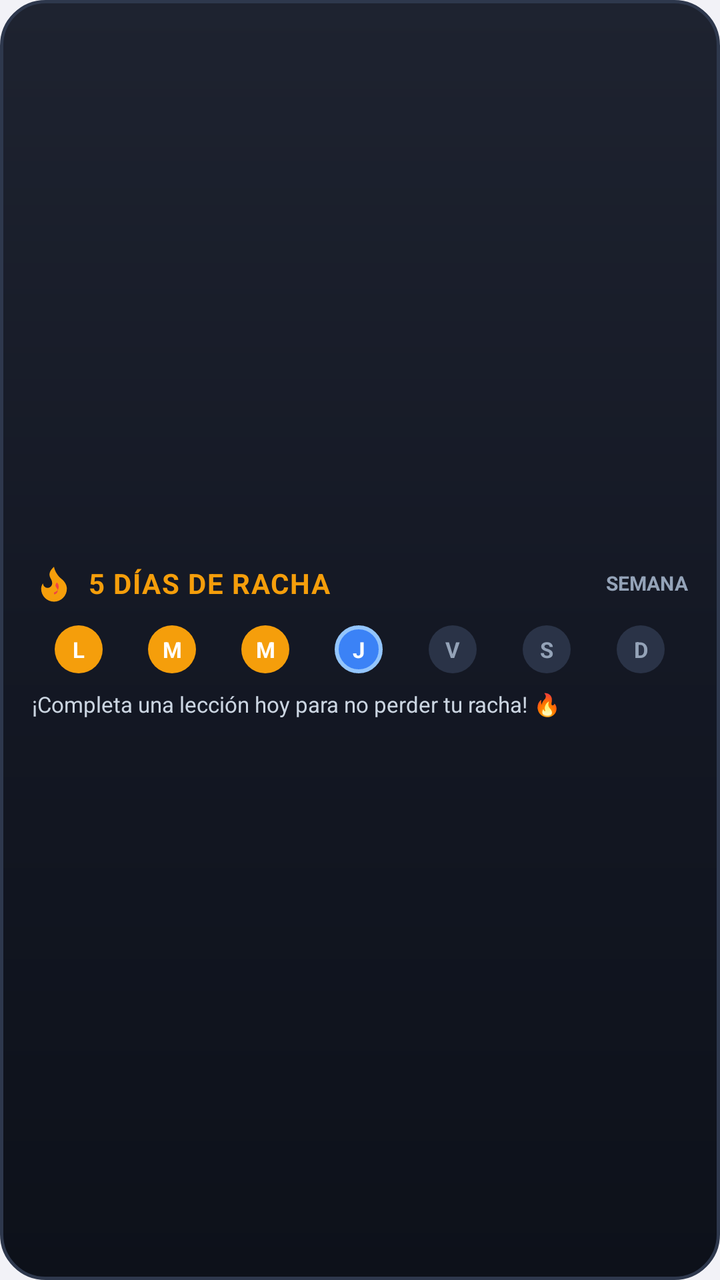
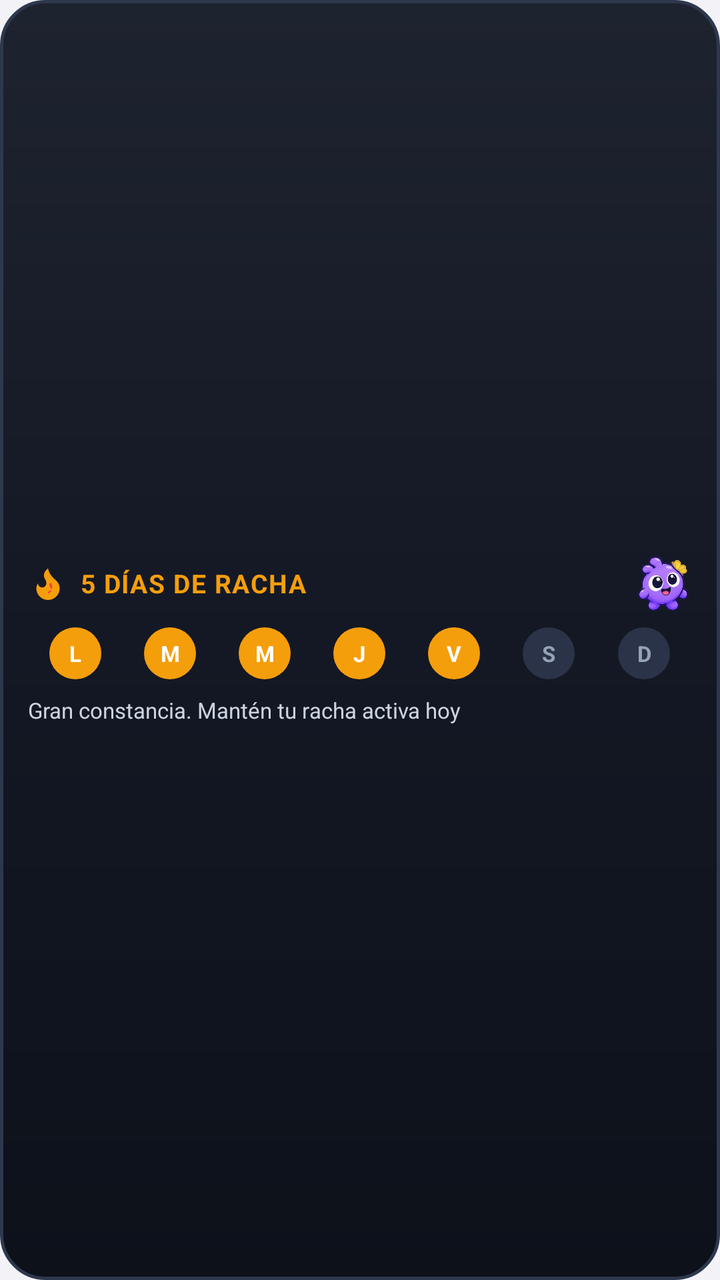

Screens rendered from an Android XML layout before and after an edit, with the pre-edit source and the edit as a unified diff.
<!-- AndroidManifest.xml: application theme AppTheme -->
<!-- res/layout/widget_weekly_streak.xml -->
<?xml version="1.0" encoding="utf-8"?>
<LinearLayout xmlns:android="http://schemas.android.com/apk/res/android"
    android:id="@+id/widget_weekly_root"
    android:layout_width="match_parent"
    android:layout_height="match_parent"
    android:orientation="vertical"
    android:background="@drawable/widget_background"
    android:padding="16dp"
    android:gravity="center_vertical">

    
    <LinearLayout
        android:layout_width="match_parent"
        android:layout_height="wrap_content"
        android:orientation="horizontal"
        android:gravity="center_vertical"
        android:layout_marginBottom="10dp">

        <ImageView
            android:layout_width="22dp"
            android:layout_height="22dp"
            android:src="@drawable/ic_flame_vector"
            android:contentDescription="Racha"
            android:layout_marginEnd="6dp" />

        <TextView
            android:id="@+id/widget_streak_days"
            android:layout_width="0dp"
            android:layout_height="wrap_content"
            android:layout_weight="1"
            android:text="5 DÍAS DE RACHA"
            android:textColor="#F59E0B"
            android:textSize="14sp"
            android:textStyle="bold"
            android:letterSpacing="0.04" />

        <TextView
            android:layout_width="wrap_content"
            android:layout_height="wrap_content"
            android:text="SEMANA"
            android:textColor="#94A3B8"
            android:textSize="10sp"
            android:textStyle="bold" />
    </LinearLayout>

    
    <LinearLayout
        android:layout_width="match_parent"
        android:layout_height="wrap_content"
        android:orientation="horizontal"
        android:gravity="center"
        android:layout_marginBottom="8dp">

        
        <LinearLayout
            android:layout_width="0dp"
            android:layout_height="wrap_content"
            android:layout_weight="1"
            android:gravity="center"
            android:orientation="vertical">
            <TextView
                android:id="@+id/day_indicator_1"
                android:layout_width="24dp"
                android:layout_height="24dp"
                android:background="@drawable/widget_day_active"
                android:gravity="center"
                android:text="L"
                android:textColor="#FFFFFF"
                android:textSize="11sp"
                android:textStyle="bold" />
        </LinearLayout>

        
        <LinearLayout
            android:layout_width="0dp"
            android:layout_height="wrap_content"
            android:layout_weight="1"
            android:gravity="center"
            android:orientation="vertical">
            <TextView
                android:id="@+id/day_indicator_2"
                android:layout_width="24dp"
                android:layout_height="24dp"
                android:background="@drawable/widget_day_active"
                android:gravity="center"
                android:text="M"
                android:textColor="#FFFFFF"
                android:textSize="11sp"
                android:textStyle="bold" />
        </LinearLayout>

        
        <LinearLayout
            android:layout_width="0dp"
            android:layout_height="wrap_content"
            android:layout_weight="1"
            android:gravity="center"
            android:orientation="vertical">
            <TextView
                android:id="@+id/day_indicator_3"
                android:layout_width="24dp"
                android:layout_height="24dp"
                android:background="@drawable/widget_day_active"
                android:gravity="center"
                android:text="M"
                android:textColor="#FFFFFF"
                android:textSize="11sp"
                android:textStyle="bold" />
        </LinearLayout>

        
        <LinearLayout
            android:layout_width="0dp"
            android:layout_height="wrap_content"
            android:layout_weight="1"
            android:gravity="center"
            android:orientation="vertical">
            <TextView
                android:id="@+id/day_indicator_4"
                android:layout_width="24dp"
                android:layout_height="24dp"
                android:background="@drawable/widget_day_today"
                android:gravity="center"
                android:text="J"
                android:textColor="#FFFFFF"
                android:textSize="11sp"
                android:textStyle="bold" />
        </LinearLayout>

        
        <LinearLayout
            android:layout_width="0dp"
            android:layout_height="wrap_content"
            android:layout_weight="1"
            android:gravity="center"
            android:orientation="vertical">
            <TextView
                android:id="@+id/day_indicator_5"
                android:layout_width="24dp"
                android:layout_height="24dp"
                android:background="@drawable/widget_day_inactive"
                android:gravity="center"
                android:text="V"
                android:textColor="#94A3B8"
                android:textSize="11sp"
                android:textStyle="bold" />
        </LinearLayout>

        
        <LinearLayout
            android:layout_width="0dp"
            android:layout_height="wrap_content"
            android:layout_weight="1"
            android:gravity="center"
            android:orientation="vertical">
            <TextView
                android:id="@+id/day_indicator_6"
                android:layout_width="24dp"
                android:layout_height="24dp"
                android:background="@drawable/widget_day_inactive"
                android:gravity="center"
                android:text="S"
                android:textColor="#94A3B8"
                android:textSize="11sp"
                android:textStyle="bold" />
        </LinearLayout>

        
        <LinearLayout
            android:layout_width="0dp"
            android:layout_height="wrap_content"
            android:layout_weight="1"
            android:gravity="center"
            android:orientation="vertical">
            <TextView
                android:id="@+id/day_indicator_7"
                android:layout_width="24dp"
                android:layout_height="24dp"
                android:background="@drawable/widget_day_inactive"
                android:gravity="center"
                android:text="D"
                android:textColor="#94A3B8"
                android:textSize="11sp"
                android:textStyle="bold" />
        </LinearLayout>

    </LinearLayout>

    
    <TextView
        android:id="@+id/widget_streak_message"
        android:layout_width="match_parent"
        android:layout_height="wrap_content"
        android:text="¡Completa una lección hoy para no perder tu racha! 🔥"
        android:textColor="#CBD5E1"
        android:textSize="11sp"
        android:maxLines="1"
        android:ellipsize="end" />

</LinearLayout>
<!-- resources referenced by this layout -->
<resources>
  <!-- drawable ic_flame_vector (drawable) -->
  <vector xmlns:android="http://schemas.android.com/apk/res/android"
      android:width="24dp"
      android:height="24dp"
      android:viewportWidth="24"
      android:viewportHeight="24">
      <path
          android:fillColor="#F59E0B"
          android:pathData="M8.5,14.5A2.5,2.5 0,0 0,11 12c0,-1.38 -0.5,-2 -1,-3 -1.072,-2.143 -0.224,-4.054 2,-6 0.5,2.5 2,4.9 4,6.5 2,1.6 3,3.5 3,5.5a7,7 0,1 1,-14 0c0,-1.153 0.433,-2.294 1,-3a2.5,2.5 0,0 0,2.5 2.5z" />
      <path
          android:fillColor="#EF4444"
          android:pathData="M12,18a2,2 0,0 0,2 -2c0,-0.8 -0.4,-1.3 -0.8,-1.8 -0.7,-0.9 -0.4,-1.8 0.4,-2.7a3.5,3.5 0,0 1,1 2.2c0,1.5 -0.9,2.8 -2.6,3.3z" />
  </vector>
  <!-- drawable widget_background (drawable) -->
  <?xml version="1.0" encoding="utf-8"?>
  <shape xmlns:android="http://schemas.android.com/apk/res/android"
      android:shape="rectangle">
      <corners android:radius="22dp" />
      <gradient
          android:startColor="#1E2330"
          android:centerColor="#141824"
          android:endColor="#0D111A"
          android:angle="270" />
      <stroke
          android:width="1.5dp"
          android:color="#2E384D" />
  </shape>
  <!-- drawable widget_day_active (drawable) -->
  <?xml version="1.0" encoding="utf-8"?>
  <shape xmlns:android="http://schemas.android.com/apk/res/android"
      android:shape="oval">
      <solid android:color="#F59E0B" />
      <size android:width="28dp" android:height="28dp" />
  </shape>
  <!-- drawable widget_day_inactive (drawable) -->
  <?xml version="1.0" encoding="utf-8"?>
  <shape xmlns:android="http://schemas.android.com/apk/res/android"
      android:shape="oval">
      <solid android:color="#2A3347" />
      <size android:width="28dp" android:height="28dp" />
  </shape>
  <!-- drawable widget_day_today (drawable) -->
  <?xml version="1.0" encoding="utf-8"?>
  <shape xmlns:android="http://schemas.android.com/apk/res/android"
      android:shape="oval">
      <solid android:color="#3B82F6" />
      <stroke android:width="2dp" android:color="#93C5FD" />
      <size android:width="28dp" android:height="28dp" />
  </shape>
  <style name="AppTheme" parent="Theme.AppCompat.Light.DarkActionBar">
          
          <item name="colorPrimary">@color/colorPrimary</item>
          <item name="colorPrimaryDark">@color/colorPrimaryDark</item>
          <item name="colorAccent">@color/colorAccent</item>
          
          <item name="android:windowBackground">#F2F2F7</item>
      </style>
</resources>

<!-- the commit's change to res/layout/widget_weekly_streak.xml (unified diff, before → after) -->
@@ -5,7 +5,7 @@
     android:layout_height="match_parent"
     android:orientation="vertical"
     android:background="@drawable/widget_background"
-    android:padding="16dp"
+    android:padding="14dp"
     android:gravity="center_vertical">
 
     
@@ -14,11 +14,11 @@
         android:layout_height="wrap_content"
         android:orientation="horizontal"
         android:gravity="center_vertical"
-        android:layout_marginBottom="10dp">
+        android:layout_marginBottom="8dp">
 
         <ImageView
-            android:layout_width="22dp"
-            android:layout_height="22dp"
+            android:layout_width="20dp"
+            android:layout_height="20dp"
             android:src="@drawable/ic_flame_vector"
             android:contentDescription="Racha"
             android:layout_marginEnd="6dp" />
@@ -30,17 +30,17 @@
             android:layout_weight="1"
             android:text="5 DÍAS DE RACHA"
             android:textColor="#F59E0B"
-            android:textSize="14sp"
+            android:textSize="13sp"
             android:textStyle="bold"
             android:letterSpacing="0.04" />
 
-        <TextView
-            android:layout_width="wrap_content"
-            android:layout_height="wrap_content"
-            android:text="SEMANA"
-            android:textColor="#94A3B8"
-            android:textSize="10sp"
-            android:textStyle="bold" />
+        <ImageView
+            android:id="@+id/widget_weekly_mascot"
+            android:layout_width="28dp"
+            android:layout_height="28dp"
+            android:scaleType="fitCenter"
+            android:src="@drawable/mascot_orstty_happy"
+            android:contentDescription="ORSTTY" />
     </LinearLayout>
 
     
@@ -60,8 +60,8 @@
             android:orientation="vertical">
             <TextView
                 android:id="@+id/day_indicator_1"
-                android:layout_width="24dp"
-                android:layout_height="24dp"
+                android:layout_width="26dp"
+                android:layout_height="26dp"
                 android:background="@drawable/widget_day_active"
                 android:gravity="center"
                 android:text="L"
@@ -79,8 +79,8 @@
             android:orientation="vertical">
             <TextView
                 android:id="@+id/day_indicator_2"
-                android:layout_width="24dp"
-                android:layout_height="24dp"
+                android:layout_width="26dp"
+                android:layout_height="26dp"
                 android:background="@drawable/widget_day_active"
                 android:gravity="center"
                 android:text="M"
@@ -98,8 +98,8 @@
             android:orientation="vertical">
             <TextView
                 android:id="@+id/day_indicator_3"
-                android:layout_width="24dp"
-                android:layout_height="24dp"
+                android:layout_width="26dp"
+                android:layout_height="26dp"
                 android:background="@drawable/widget_day_active"
                 android:gravity="center"
                 android:text="M"
@@ -117,9 +117,9 @@
             android:orientation="vertical">
             <TextView
                 android:id="@+id/day_indicator_4"
-                android:layout_width="24dp"
-                android:layout_height="24dp"
-                android:background="@drawable/widget_day_today"
+                android:layout_width="26dp"
+                android:layout_height="26dp"
+                android:background="@drawable/widget_day_active"
                 android:gravity="center"
                 android:text="J"
                 android:textColor="#FFFFFF"
@@ -136,12 +136,12 @@
             android:orientation="vertical">
             <TextView
                 android:id="@+id/day_indicator_5"
-                android:layout_width="24dp"
-                android:layout_height="24dp"
-                android:background="@drawable/widget_day_inactive"
+                android:layout_width="26dp"
+                android:layout_height="26dp"
+                android:background="@drawable/widget_day_active"
                 android:gravity="center"
                 android:text="V"
-                android:textColor="#94A3B8"
+                android:textColor="#FFFFFF"
                 android:textSize="11sp"
                 android:textStyle="bold" />
         </LinearLayout>
@@ -155,8 +155,8 @@
             android:orientation="vertical">
             <TextView
                 android:id="@+id/day_indicator_6"
-                android:layout_width="24dp"
-                android:layout_height="24dp"
+                android:layout_width="26dp"
+                android:layout_height="26dp"
                 android:background="@drawable/widget_day_inactive"
                 android:gravity="center"
                 android:text="S"
@@ -174,8 +174,8 @@
             android:orientation="vertical">
             <TextView
                 android:id="@+id/day_indicator_7"
-                android:layout_width="24dp"
-                android:layout_height="24dp"
+                android:layout_width="26dp"
+                android:layout_height="26dp"
                 android:background="@drawable/widget_day_inactive"
                 android:gravity="center"
                 android:text="D"
@@ -183,7 +183,6 @@
                 android:textSize="11sp"
                 android:textStyle="bold" />
         </LinearLayout>
-
     </LinearLayout>
 
     
@@ -191,10 +190,10 @@
         android:id="@+id/widget_streak_message"
         android:layout_width="match_parent"
         android:layout_height="wrap_content"
-        android:text="¡Completa una lección hoy para no perder tu racha! 🔥"
+        android:text="Gran constancia. Mantén tu racha activa hoy"
         android:textColor="#CBD5E1"
         android:textSize="11sp"
-        android:maxLines="1"
+        android:maxLines="2"
         android:ellipsize="end" />
 
 </LinearLayout>
<!-- resource entries referenced after the edit -->
@@ -13,6 +13,7 @@
           android:fillColor="#EF4444"
           android:pathData="M12,18a2,2 0,0 0,2 -2c0,-0.8 -0.4,-1.3 -0.8,-1.8 -0.7,-0.9 -0.4,-1.8 0.4,-2.7a3.5,3.5 0,0 1,1 2.2c0,1.5 -0.9,2.8 -2.6,3.3z" />
   </vector>
+  <!-- drawable mascot_orstty_happy: png bitmap (drawable, 78506 bytes) -->
   <!-- drawable widget_background (drawable) -->
   <?xml version="1.0" encoding="utf-8"?>
   <shape xmlns:android="http://schemas.android.com/apk/res/android"
@@ -41,14 +42,6 @@
       <solid android:color="#2A3347" />
       <size android:width="28dp" android:height="28dp" />
   </shape>
-  <!-- drawable widget_day_today (drawable) -->
-  <?xml version="1.0" encoding="utf-8"?>
-  <shape xmlns:android="http://schemas.android.com/apk/res/android"
-      android:shape="oval">
-      <solid android:color="#3B82F6" />
-      <stroke android:width="2dp" android:color="#93C5FD" />
-      <size android:width="28dp" android:height="28dp" />
-  </shape>
   <style name="AppTheme" parent="Theme.AppCompat.Light.DarkActionBar">
           
           <item name="colorPrimary">@color/colorPrimary</item>
